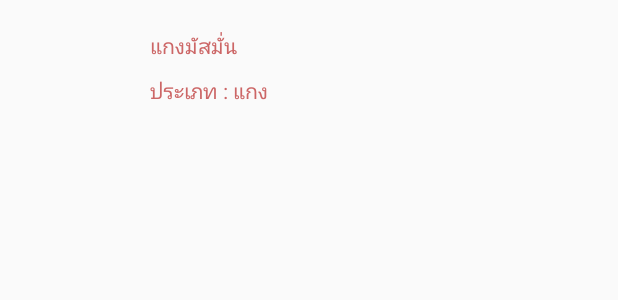
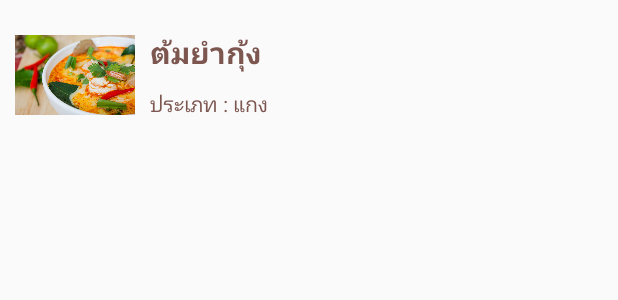
Before and after one commit to ronsaran2009/Recipe, an Android app: the layout fragment_favorite_item.xml on its own in the app's theme, with its tools: preview values and no code run, on a phone screen of 412 x 824 dp. Shown: the top 300 px of the screen. Run offline under Robolectric (Android 15) with nearby library versions, the phone set to English and light mode, and no system bars.

Commit message:
แก้ style - หน้าfavorite

```diff
--- a/app/src/main/res/layout/fragment_favorite_item.xml
+++ b/app/src/main/res/layout/fragment_favorite_item.xml
@@ -13,7 +13,7 @@
             android:id="@+id/favorite_item_img"
             android:layout_width="80dp"
             android:layout_height="80dp"
-
+            android:src="@drawable/cat_boiled"
             android:layout_alignParentLeft="true"/>
 
         <LinearLayout
@@ -26,8 +26,10 @@
                 android:id="@+id/favorite_item_menu"
                 android:layout_width="wrap_content"
                 android:layout_height="wrap_content"
-                android:text="แกงมัสมั่น"
-                android:textColor="#cc6666"
+                android:text="ต้มยำกุ้ง"
+                android:textColor="@color/colorPrimaryDark"
+                android:textStyle="bold"
+                android:textSize="20dp"
                 android:layout_toRightOf="@id/favorite_item_img"
                 android:paddingLeft="10dp"
                 android:paddingTop="10dp"/>
@@ -36,7 +38,7 @@
                 android:layout_width="wrap_content"
                 android:layout_height="wrap_content"
                 android:text="ประเภท : แกง"
-                android:textColor="#cc6666"
+                android:textColor="@color/colorPrimaryDark"
                 android:layout_toRightOf="@id/favorite_item_img"
                 android:layout_below="@id/favorite_item_menu"
                 android:paddingLeft="10dp"
--- a/app/src/main/res/values/strings.xml
+++ b/app/src/main/res/values/strings.xml
@@ -6,6 +6,7 @@
     <string name="register">Register</string>
     <string name="recommended">Recommended</string>
     <string name="category">Category</string>
+    <string name="favorite">Favorite</string>
     <string name="singout">Sing out</string>
 
     <string name="open">Open</string>
```
Also changed, not shown: app/src/main/res/layout/fragment_favorite.xml (+6 -8 lines).
